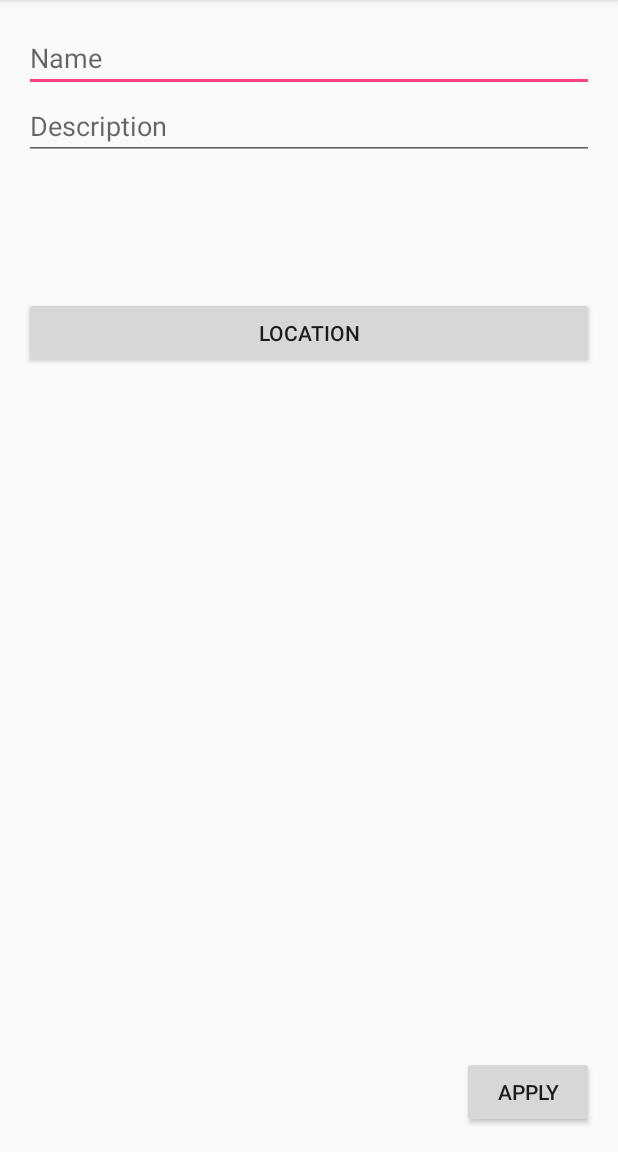
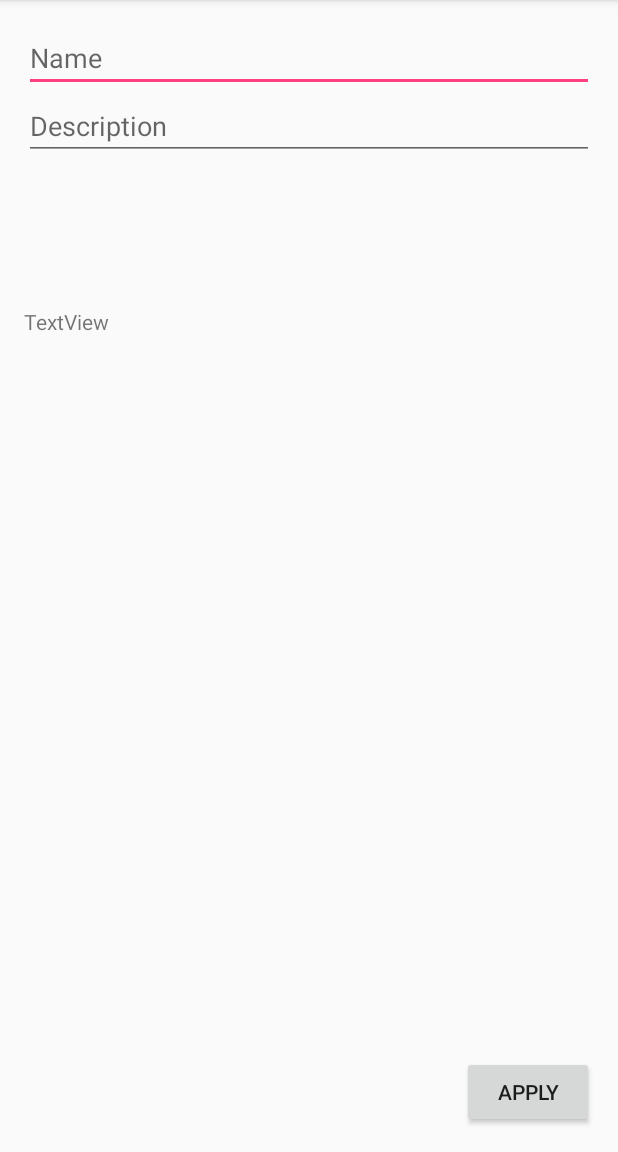
Before and after one commit to Ivan-Veselov/atum, an Android app: the AdditionalTaskEditorActivity screen opened directly, with no data from a screen before it, on a phone screen of 412 x 824 dp, the part 84-1236 px from its top. Run offline under Robolectric (Android 15) with nearby library versions, the phone set to English and light mode, and no system bars.

Commit message:
Add location picker to additional task editor activity.

```diff
--- a/app/src/main/res/layout/activity_additional_task_editor.xml
+++ b/app/src/main/res/layout/activity_additional_task_editor.xml
@@ -40,12 +40,12 @@
             android:layout_height="wrap_content"
             android:layout_weight="0.22" />
 
-        <Button
-            android:text="Location"
+        <TextView
+            android:text="TextView"
             android:layout_width="match_parent"
             android:layout_height="wrap_content"
-            android:id="@+id/additional_task_location"
-            android:elevation="0dp" />
+            android:id="@+id/additional_task_location_text_view" />
+
     </LinearLayout>
 
     <Button
```
Also changed, not shown: app/src/main/java/ru/spbau/mit/atum/AdditionalTaskEditorActivity.java (+45 -2 lines).
